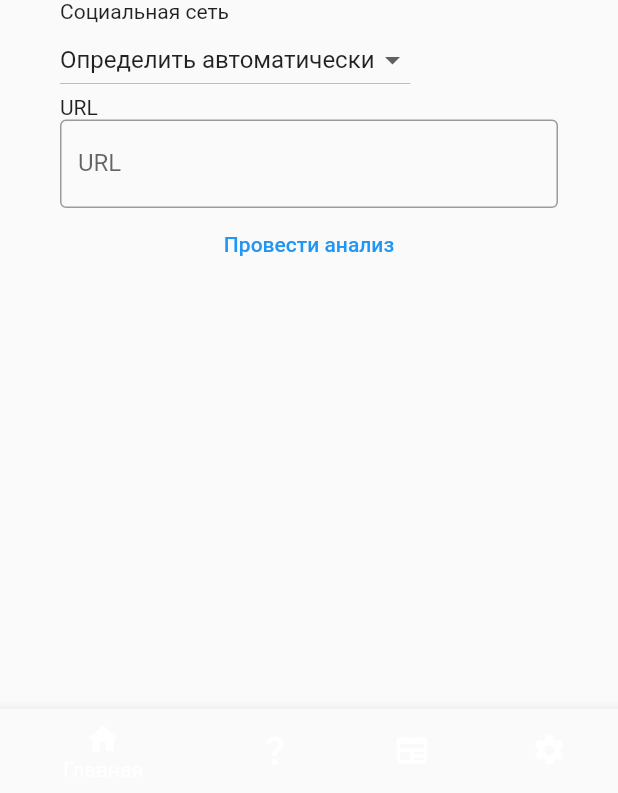
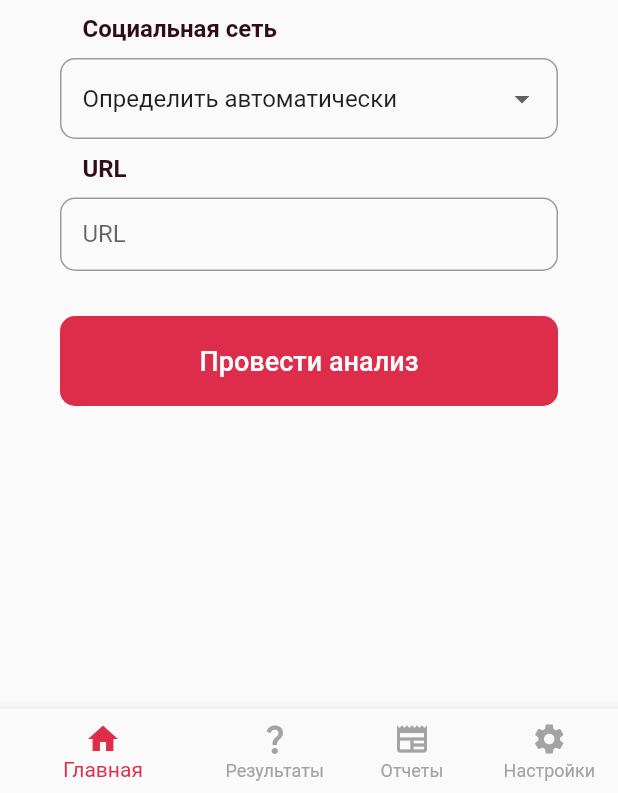
Before and after one commit to uiqkos/nya_mobile, a Flutter app: the screen it shows after launch, on a phone screen of 412 x 824 dp, the part 443-1236 px from its top. Run offline on Flutter 3.47's test engine with Material 2 defaults, Android fonts, the phone set to English and light mode, and no system bars; our stand-ins replace shared_preferences; missing offline and left inert: fluent_ui.

Commit message:
Панель навигации; главная страница

```diff
--- a/lib/main.dart
+++ b/lib/main.dart
@@ -15,14 +15,41 @@ class _NyaApp extends StatelessWidget {
 
   @override
   Widget build(BuildContext context) {
+    var primaryColor = Color(0xffdd2d4a);
+
     return MaterialApp(
       title: 'Nyaural nyatworks',
       home: const _NyaMainWidget(),
       theme: ThemeData(
+        primaryColor: primaryColor,
+        unselectedWidgetColor: Color(0xffa3a3a3),
         iconTheme: const IconThemeData(
           color: Colors.red,
         ),
-      ),
+
+        inputDecorationTheme: const InputDecorationTheme(
+          contentPadding: EdgeInsets.all(15),
+          border: OutlineInputBorder(
+              borderRadius: BorderRadius.all(Radius.circular(10))
+          ),
+        ),
+        textTheme: const TextTheme(
+          headline6: TextStyle(
+            fontWeight: FontWeight.bold,
+            fontSize: 16,
+            color: Color(0xff2e0c19),
+          )
+        ),
+        textButtonTheme: TextButtonThemeData(
+          style: ButtonStyle(
+            backgroundColor: MaterialStateProperty.all(primaryColor),
+            shape: MaterialStateProperty.all(RoundedRectangleBorder(
+              borderRadius: BorderRadius.circular(10),
+            )),
+            foregroundColor: MaterialStateProperty.all(Colors.white),
+          )
+        )
+      )
     );
   }
 }
@@ -64,6 +91,9 @@ class _NyaMainWidgetState extends State<_NyaMainWidget> {
         ),
       ),
       bottomNavigationBar: BottomNavigationBar(
+        selectedItemColor: Theme.of(context).primaryColor,
+        unselectedItemColor: Theme.of(context).unselectedWidgetColor,
+        showUnselectedLabels: true,
         items: const [
           BottomNavigationBarItem(
             icon: Icon(Icons.home),
--- a/lib/pages/nya_home_page.dart
+++ b/lib/pages/nya_home_page.dart
@@ -23,8 +23,12 @@ class _NyaHomePageState extends State<NyaHomePage> {
               image: AssetImage('assets/images/logo.png'),
             ),
           ),
-          const Text('Социальная сеть'),
-          DropdownButton(
+          Padding(
+            padding: const EdgeInsets.fromLTRB(15, 10, 0, 10),
+            child: Text('Социальная сеть', style: Theme.of(context).textTheme.headline6),
+          ),
+          DropdownButtonFormField(
+            isExpanded: true,
             value: _socialNetwork,
             items: const [
               DropdownMenuItem(
@@ -40,17 +44,23 @@ class _NyaHomePageState extends State<NyaHomePage> {
               _socialNetwork = value!;
             }),
           ),
-          const Text('URL'),
+          Padding(
+            padding: const EdgeInsets.fromLTRB(15, 10, 0, 10),
+            child: Text('URL', style: Theme.of(context).textTheme.headline6),
+          ),
           const TextField(
             decoration: InputDecoration(
-              border: OutlineInputBorder(),
               labelText: 'URL',
             ),
           ),
+          const SizedBox(height: 30),
           SizedBox(
             width: double.infinity,
+            height: 60,
             child: TextButton(
-              child: const Text('Провести анализ'),
+              child: const Text('Провести анализ', style: TextStyle(
+                fontSize: 18,
+              ),),
               onPressed: () {},
             ),
           ),
```
